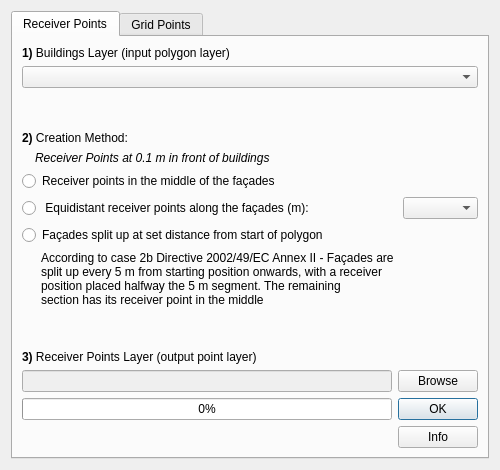
The window that tools/ui_CreateReceiverPoints.ui (pierluigiderosa/openoise) describes before a commit, drawn with Qt 5.
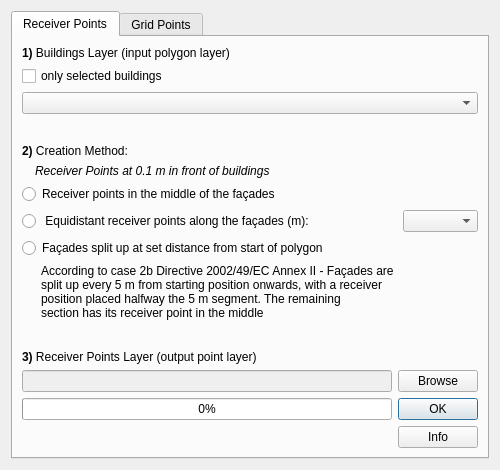
The same window after the commit. Custom widgets are drawn as their Qt base class.

Commit message: - receivers point only for selected features

```diff
--- a/tools/ui_CreateReceiverPoints.ui
+++ b/tools/ui_CreateReceiverPoints.ui
@@ -84,6 +84,13 @@
            </property>
           </widget>
          </item>
+         <item>
+          <widget class="QCheckBox" name="selected_receivers">
+           <property name="text">
+            <string>only selected buildings</string>
+           </property>
+          </widget>
+         </item>
          <item>
           <widget class="QgsMapLayerComboBox" name="buildings_layer_comboBox"/>
          </item>
```
The commit also changes 3 other files.
